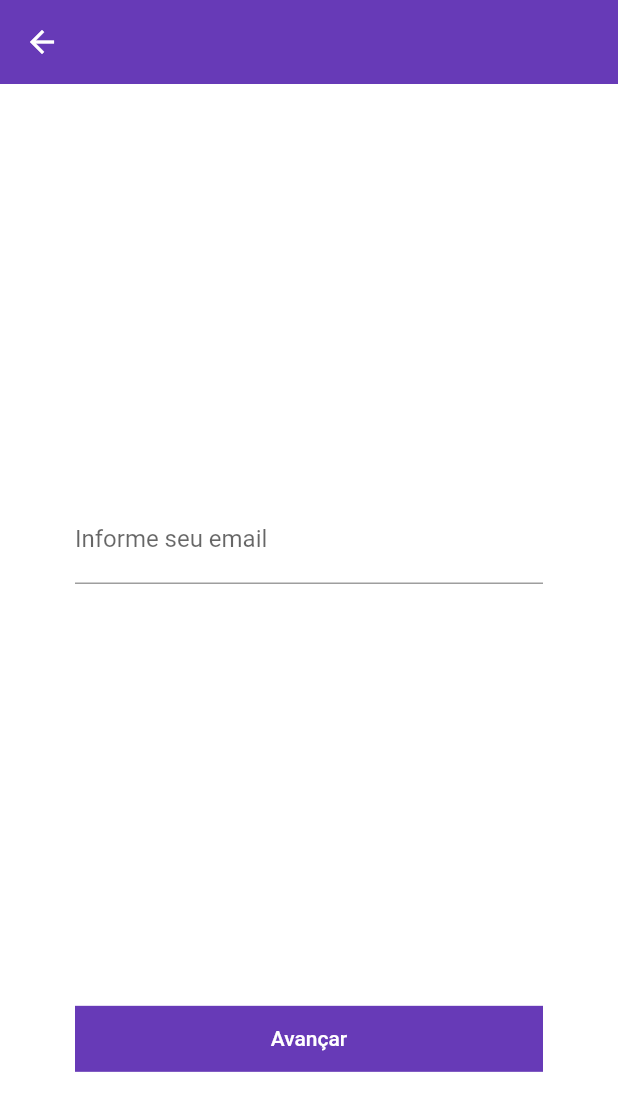
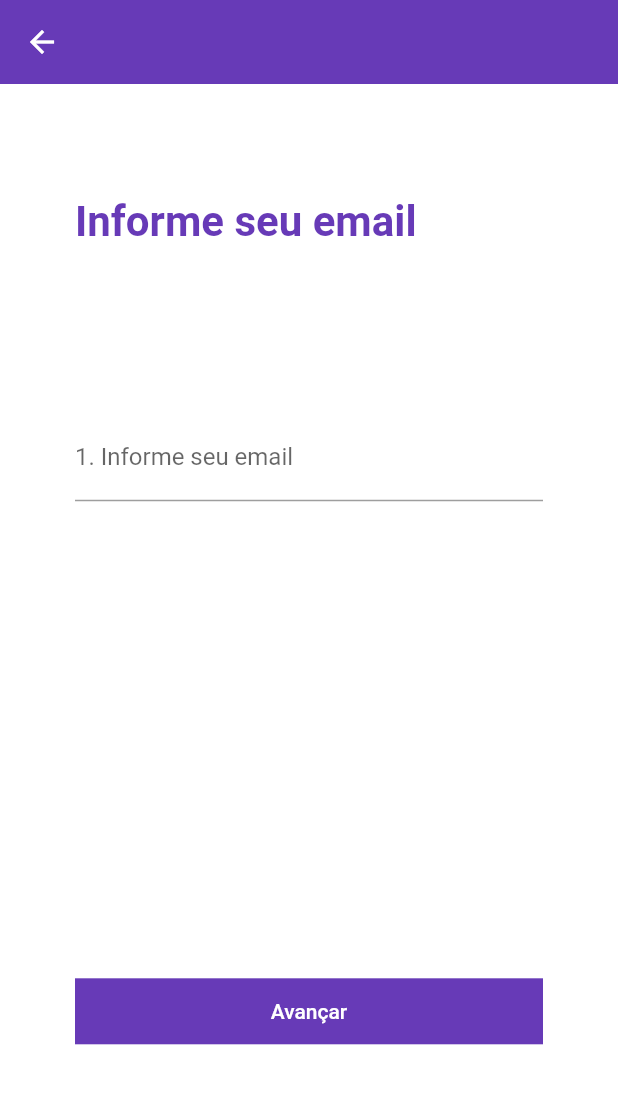
Before and after one commit to larissaBernardon/informa_saude, a Flutter app: the screen it shows after launch, after a tap on "Reportar covid", on a phone screen of 412 x 824 dp. Shown: the top 1111 px of the screen. Run offline on Flutter 3.47's test engine with Material 2 defaults, Android fonts, the phone set to English and light mode, and no system bars; our stand-ins replace dio, flutter_mobx, geolocator, google_fonts, google_maps_flutter, hive and 2 more; accounts and stored records are empty; generated files the repository leaves out were written again; network calls fail.

Commit message:
finish report flow

```diff
--- a/informa_saude/lib/map/map_page.dart
+++ b/informa_saude/lib/map/map_page.dart
@@ -73,13 +73,20 @@ class MapSampleState extends State<MapWidget>
       context,
       MaterialPageRoute(
         builder: (context) => ReportInformationView(
+          screenTitle: "Informe a doença",
           formFieldTitle: 'Insira o nome da doença',
           buttonTitle: 'Avançar',
           onButtonTapped: (value) {
-            widget.controller.sendReport();
             widget.controller.addCovidMarker();
             setState(() {});
             Navigator.pop(context);
+
+            const snackBar = SnackBar(
+              backgroundColor: Colors.green,
+              content: Text('Report adicionado com sucesso!'),
+            );
+
+            ScaffoldMessenger.of(context).showSnackBar(snackBar);
           },
         ),
       ),
@@ -91,21 +98,21 @@ class MapSampleState extends State<MapWidget>
       context,
       MaterialPageRoute(
         builder: (context) => ReportInformationView(
-          formFieldTitle: 'Informe seu email',
+          screenTitle: "Informe seu email",
+          formFieldTitle: '1. Informe seu email',
           buttonTitle: 'Avançar',
-          onButtonTapped: (value) {
-            // salvar email local
+          onButtonTapped: (value) async {
             saveUserDataLocal('email', value);
             Navigator.push(
               context,
               MaterialPageRoute(
                 builder: (context) => ReportInformationView(
-                  formFieldTitle: 'Informe seu nome',
+                  screenTitle: "Informe seu nome",
+                  formFieldTitle: '2. Informe seu nome completo',
                   buttonTitle: 'Avançar',
                   onButtonTapped: (value) {
-                    // salvar nome local
                     saveUserDataLocal('nome', value);
-                    // navegar para os steps de report
+                    Navigator.pop(context);
                   },
                 ),
               ),
--- a/informa_saude/lib/models/report.dart
+++ b/informa_saude/lib/models/report.dart
@@ -17,7 +17,7 @@ class ReportData {
 
   static ReportData fromJson(Map<String, dynamic> json) {
     return ReportData._(
-      id: json["id_report"],
+      id: json['id_report'],
       latitude: json['latitude'],
       longitude: json['longitude'],
       report_type: json['report_type'],
--- a/informa_saude/lib/reportFlow/report_view.dart
+++ b/informa_saude/lib/reportFlow/report_view.dart
@@ -1,16 +1,17 @@
 import 'package:flutter/material.dart';
-import 'package:hive_flutter/hive_flutter.dart';
 
 class ReportInformationView extends StatelessWidget {
   ReportInformationView({
     required this.formFieldTitle,
     required this.buttonTitle,
+    required this.screenTitle,
     required this.onButtonTapped,
     Key? key,
   }) : super(key: key);
 
   final String formFieldTitle;
   final String buttonTitle;
+  final String screenTitle;
   final Function(String value) onButtonTapped;
   final textController = TextEditingController();
 
@@ -29,10 +30,21 @@ class ReportInformationView extends StatelessWidget {
         ),
         child: Column(
           mainAxisAlignment: MainAxisAlignment.spaceBetween,
-          crossAxisAlignment: CrossAxisAlignment.center,
+          crossAxisAlignment: CrossAxisAlignment.start,
           children: [
-            SizedBox(
-              height: MediaQuery.of(context).size.height * 0.3,
+            const SizedBox(
+              height: 30,
+            ),
+            Text(
+              screenTitle,
+              style: const TextStyle(
+                color: Colors.deepPurple,
+                fontSize: 28,
+                fontWeight: FontWeight.bold,
+              ),
+            ),
+            const SizedBox(
+              height: 40,
             ),
             TextFormField(
               controller: textController,
```
Also changed, not shown: informa_saude/lib/map/map_controller.dart (+12 -9 lines).
